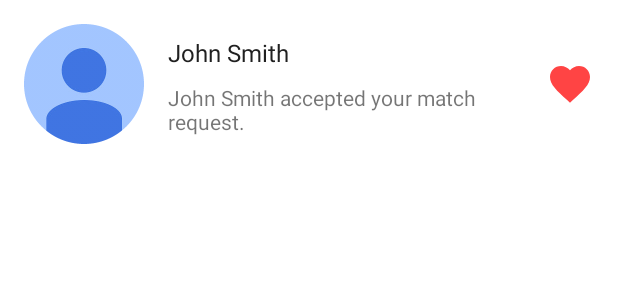
After one commit to crowdfluence/PromdateAndroid, an Android app: the layout item_notification.xml on its own in the app's theme, with its tools: preview values and no code run, on a phone screen of 412 x 824 dp. The commit adds this screen. Shown: the top 300 px of the screen. Run offline under Robolectric (Android 15) with nearby library versions, the phone set to English and light mode, and no system bars; Roboto replaces fonts that are not available here.

Commit message:
Started working on notification page

```diff
--- a/app/src/main/java/com/example/logan/promdate/data/User.kt
+++ b/app/src/main/java/com/example/logan/promdate/data/User.kt
@@ -4,7 +4,6 @@ import android.os.Parcelable
 import com.google.gson.annotations.SerializedName
 import kotlinx.android.parcel.Parcelize
 
-//stores a team that can be easily converted to json
 @Parcelize
 data class User(@SerializedName("ID")            var id: Int = -1,
            @SerializedName("Email")              var email: String = "",
--- a/app/src/main/java/com/example/logan/promdate/ui/ProfileFragment.kt
+++ b/app/src/main/java/com/example/logan/promdate/ui/ProfileFragment.kt
@@ -259,7 +259,7 @@ class ProfileFragment : Fragment() {
                         selfPartnerId = response.body()?.result?.self?.partnerId ?: -1
 
                         if (isSelfMatched == true && profileFragmentArgs.userId == selfPartnerId) {
-                            changeHeart(Color.RED)
+                            changeHeart(ContextCompat.getColor(context!!, R.color.heartRed))
                         }
                         else if (profileFragmentArgs.userId == selfPartnerId) {
                             changeHeart(Color.WHITE)
@@ -300,7 +300,7 @@ class ProfileFragment : Fragment() {
 
         //gets original heart colour
         val originalHeartColour: Int? = if (isSelfMatched == true && selfPartnerId == profileFragmentArgs.userId) {
-            Color.RED
+            ContextCompat.getColor(context!!, R.color.heartRed)
         }
         else if (selfPartnerId == profileFragmentArgs.userId) {
             Color.WHITE
--- a/app/src/main/java/com/example/logan/promdate/ui/SettingsFragment.kt
+++ b/app/src/main/java/com/example/logan/promdate/ui/SettingsFragment.kt
@@ -1,10 +1,8 @@
 package com.example.logan.promdate.ui
 
 import android.Manifest
-import android.annotation.SuppressLint
 import android.app.Activity
 import android.app.Activity.RESULT_OK
-import android.app.AlertDialog
 import android.content.Context
 import android.content.SharedPreferences
 import android.os.Build
@@ -32,7 +30,6 @@ import android.content.Intent
 import android.content.pm.PackageManager
 import android.net.Uri
 import android.os.Environment
-import android.widget.LinearLayout
 import androidx.core.app.ActivityCompat
 import androidx.core.net.toFile
 import com.example.logan.promdate.util.*
@@ -279,7 +276,7 @@ class SettingsFragment : Fragment() {
         val bodyGender = RequestBody.create(MediaType.parse("multipart/form-data"), gender)
 
         //create request
-        val call: Call<UpdateResponse> = apiAccessor.apiService.update(
+        val call: Call<UpdateResponse> = apiAccessor.apiService.updateUser(
             bodyToken, bodyInsta, bodySnap, bodyTwitter, bodyBio, bodyFirst, bodyLast, bodySchool, bodyGrade, bodyGender, bodyImage
         )
 
--- /dev/null
+++ b/app/src/main/res/layout/item_notification.xml
@@ -0,0 +1,63 @@
+<?xml version="1.0" encoding="utf-8"?>
+<androidx.constraintlayout.widget.ConstraintLayout xmlns:android="http://schemas.android.com/apk/res/android"
+    xmlns:card_view="http://schemas.android.com/apk/res-auto"
+    xmlns:tools="http://schemas.android.com/tools"
+    android:layout_width="match_parent"
+    android:layout_height="wrap_content">
+
+    <ImageView
+        android:id="@+id/sender_image"
+        android:layout_width="80dp"
+        android:layout_height="80dp"
+        android:layout_marginStart="@dimen/edge_margin"
+        android:layout_marginTop="@dimen/edge_margin"
+        android:layout_marginBottom="@dimen/edge_margin"
+        android:adjustViewBounds="true"
+        card_view:layout_constraintBottom_toBottomOf="parent"
+        card_view:layout_constraintStart_toStartOf="parent"
+        card_view:layout_constraintTop_toTopOf="parent"
+        card_view:srcCompat="@drawable/default_profile" />
+
+    <TextView
+        android:id="@+id/title_text"
+        android:layout_width="wrap_content"
+        android:layout_height="wrap_content"
+        android:layout_marginStart="@dimen/edge_margin"
+        android:layout_marginTop="@dimen/vertical_spacing"
+        android:text="@string/full_name"
+        android:textColor="@color/darkerGray"
+        android:textSize="16sp"
+        card_view:layout_constraintStart_toEndOf="@+id/sender_image"
+        card_view:layout_constraintTop_toTopOf="@+id/sender_image"
+        tools:text="John Smith" />
+
+    <TextView
+        android:id="@+id/body_text"
+        android:layout_width="0dp"
+        android:layout_height="wrap_content"
+        android:layout_marginStart="@dimen/edge_margin"
+        android:layout_marginEnd="@dimen/edge_margin"
+        android:ellipsize="end"
+        android:lines="2"
+        card_view:layout_constraintBottom_toBottomOf="parent"
+        card_view:layout_constraintEnd_toStartOf="@id/icon_image"
+        card_view:layout_constraintStart_toEndOf="@+id/sender_image"
+        card_view:layout_constraintTop_toBottomOf="@+id/title_text"
+        card_view:layout_constraintVertical_bias="0.3"
+        tools:text="John Smith accepted your match request." />
+
+    <ImageView
+        android:id="@+id/icon_image"
+        android:layout_width="32dp"
+        android:layout_height="32dp"
+        android:layout_marginTop="@dimen/edge_margin"
+        android:layout_marginEnd="@dimen/edge_margin"
+        android:layout_marginBottom="@dimen/edge_margin"
+        android:adjustViewBounds="true"
+        android:tint="@color/heartRed"
+        card_view:layout_constraintBottom_toBottomOf="parent"
+        card_view:layout_constraintEnd_toEndOf="parent"
+        card_view:layout_constraintTop_toTopOf="parent"
+        card_view:srcCompat="@drawable/ic_heart" />
+
+</androidx.constraintlayout.widget.ConstraintLayout>
--- a/app/src/main/res/values/colors.xml
+++ b/app/src/main/res/values/colors.xml
@@ -15,4 +15,5 @@
     <color name="errorRed">#B50F2D</color>
     <color name="tabColor">#CCCCCC</color>
     <color name="darkeningOverlay">#66000000</color>
+    <color name="heartRed">#FF4444</color>
 </resources>
```
Also changed, not shown: app/src/main/java/com/example/logan/promdate/NotificationsAdapter.kt (added, +45 -0 lines), app/src/main/java/com/example/logan/promdate/data/ApiResponses.kt (+9 -0 lines), app/src/main/java/com/example/logan/promdate/data/Notification.kt (added, +15 -0 lines), app/src/main/java/com/example/logan/promdate/ui/NotificationsFragment.kt (added, +85 -0 lines), app/src/main/java/com/example/logan/promdate/util/ApiAccessor.kt (+7 -6 lines), app/src/main/res/drawable/ic_broken_heart.xml (added, +9 -0 lines), app/src/main/res/layout/fragment_notifications.xml (added, +54 -0 lines), app/src/main/res/layout/fragment_scrollable_tab.xml (+0 -16 lines), app/src/main/res/navigation/nav_graph.xml (+10 -0 lines), app/src/main/res/values/strings.xml (+7 -0 lines).
